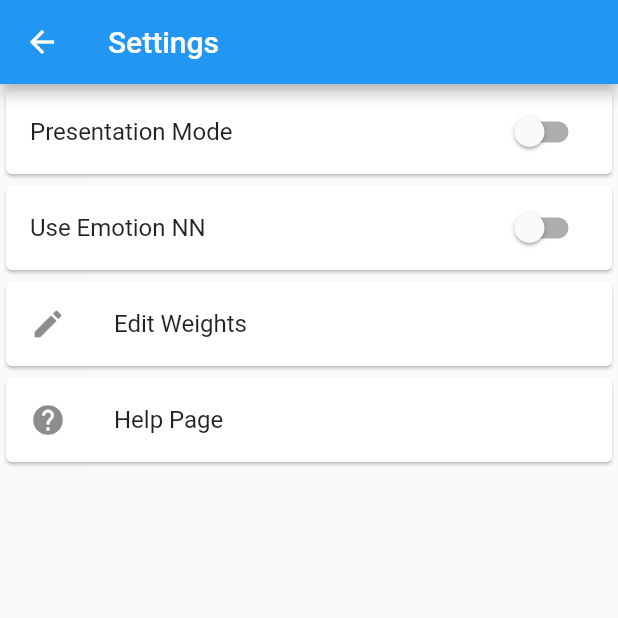
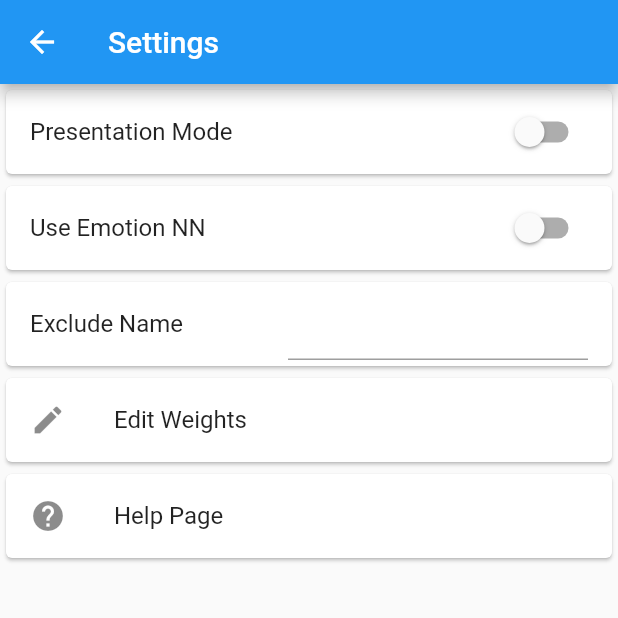
Before and after one commit to TrackSpike/COVID-Tracking, a Flutter app: the SettingsPage screen opened directly, on a phone screen of 412 x 824 dp, the top half of it. Run offline on Flutter 3.47's test engine with Material 2 defaults, Android fonts, the phone set to English and light mode, and no system bars; our stand-ins replace charts_flutter, file_picker, flutter_markdown, material_design_icons_flutter, shared_preferences; missing offline and left inert: tflite_flutter; accounts and stored records are empty; project files that could hold a hidden picture were left out.

Commit message:
Added the ability to exclude a name Also fixed bug where pyramid would say "and others" even if just 1.

```diff
--- a/covid_app/covid_app/lib/algo.dart
+++ b/covid_app/covid_app/lib/algo.dart
@@ -40,6 +40,7 @@ Future<List<AlgoResult>> calculate(List<UniversalEntry> data) async {
     results[entry.person] = (results[entry.person] ?? 0) + value;
   });
   results.removeWhere((key, value) => value == 0);
+  results.removeWhere((key, value) => key == sharedPrefs.excludedName);
   List<AlgoResult> resultTyped = [];
   results.forEach((key, value) => resultTyped.add(AlgoResult(key, value, 0)));
   resultTyped.sort((a, b) => b.score.compareTo(a.score));
--- a/covid_app/covid_app/lib/pages/pyramid_page.dart
+++ b/covid_app/covid_app/lib/pages/pyramid_page.dart
@@ -111,7 +111,7 @@ class PyramidLayer extends StatelessWidget {
             Text(number.toString() + " " + title,
                 style: TextStyle(
                     fontFamily: "Roboto", fontWeight: FontWeight.bold)),
-            Text(friendName + " and others",
+            Text((number > 1 ? "$friendName and others" : friendName),
                 textAlign: TextAlign.center, style: TextStyle(fontSize: 12))
           ], mainAxisAlignment: MainAxisAlignment.center)),
     );
--- a/covid_app/covid_app/lib/pages/settings_page.dart
+++ b/covid_app/covid_app/lib/pages/settings_page.dart
@@ -2,6 +2,7 @@ import 'package:covid_app/shared_prefs.dart';
 import 'package:flutter/material.dart';
 import 'package:covid_app/pages/help_page.dart';
 import 'package:covid_app/pages/weights_page.dart';
+import 'package:flutter/services.dart';
 
 class SettingsPage extends StatelessWidget {
   @override
@@ -14,6 +15,7 @@ class SettingsPage extends StatelessWidget {
         children: [
           SettingsToggleWidget("Presentation Mode", "presentationMode"),
           SettingsToggleWidget("Use Emotion NN", "useEmotionNn"),
+          SettingsInputWidget("Exclude Name", "excludedName"),
           SettingsWidget(WeightsPage(), "Edit Weights", Icon(Icons.edit)),
           SettingsWidget(HelpPage(), "Help Page", Icon(Icons.help)),
         ],
@@ -29,10 +31,10 @@ class SettingsToggleWidget extends StatefulWidget {
   SettingsToggleWidget(this.name, this.prefVariable);
 
   @override
-  State<StatefulWidget> createState() => _SettingsToggleWidget();
+  State<StatefulWidget> createState() => _SettingsToggleState();
 }
 
-class _SettingsToggleWidget extends State<SettingsToggleWidget> {
+class _SettingsToggleState extends State<SettingsToggleWidget> {
   bool isOn = false;
 
   void initState() {
@@ -51,6 +53,45 @@ class _SettingsToggleWidget extends State<SettingsToggleWidget> {
             setState(() => isOn = value);
             sharedPrefs.instance.setBool(widget.prefVariable, value);
           },
+        ),
+      ),
+    );
+  }
+}
+
+class SettingsInputWidget extends StatefulWidget {
+  final String name;
+  final String prefVariable;
+
+  SettingsInputWidget(this.name, this.prefVariable);
+
+  @override
+  State<StatefulWidget> createState() => _SettingsInputWidgetState();
+}
+
+class _SettingsInputWidgetState extends State<SettingsInputWidget> {
+  TextEditingController _controller = TextEditingController();
+
+  void initState() {
+    super.initState();
+    _controller.text =
+        sharedPrefs.instance.getString(widget.prefVariable) ?? "";
+  }
+
+  @override
+  Widget build(BuildContext context) {
+    return Card(
+      child: ListTile(
+        title: Text(widget.name),
+        trailing: Container(
+          width: 200,
+          child: TextField(
+            onChanged: (value) {
+              sharedPrefs.instance.setString(widget.prefVariable, value);
+            },
+            controller: _controller,
+            maxLines: 1,
+          ),
         ),
       ),
     );
--- a/covid_app/covid_app/lib/shared_prefs.dart
+++ b/covid_app/covid_app/lib/shared_prefs.dart
@@ -17,6 +17,10 @@ class SharedPrefs {
 
   bool get useEmotionNn => _sharedPrefs.getBool("useEmotionNn") ?? true;
   set useEmotionNn(bool value) => _sharedPrefs.setBool("useEmotionNn", value);
+
+  String get excludedName => _sharedPrefs.getString("excludedName") ?? "";
+  set excludedName(String value) =>
+      _sharedPrefs.setString("excludedName", value);
 }
 
 final SharedPrefs sharedPrefs = SharedPrefs();
```
